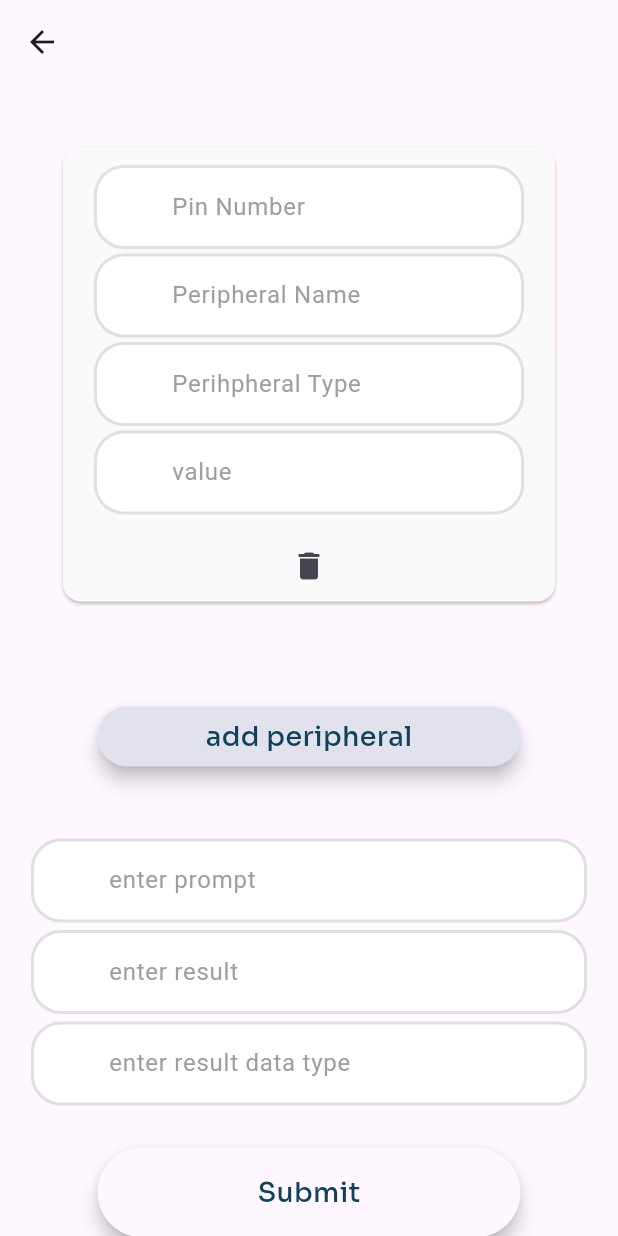
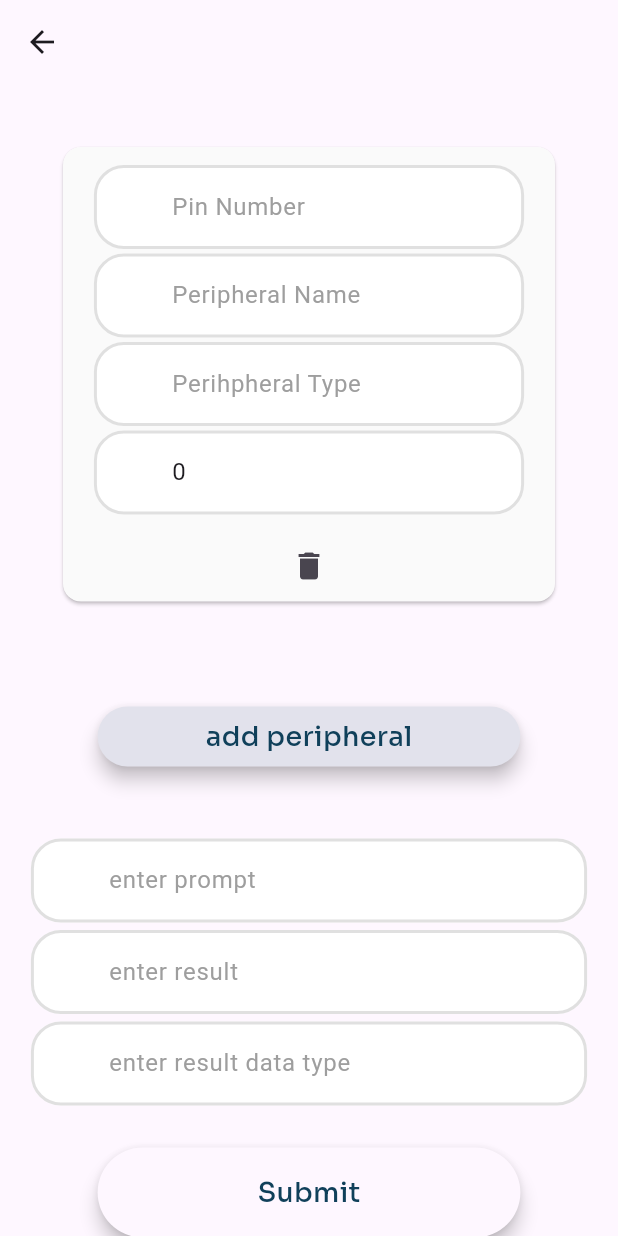
Before and after one commit to ImmortalBoi/ESP-Assistant, a Flutter app: the AddPeripheralPage screen opened directly, after a tap on "add peripheral", on a phone screen of 412 x 824 dp. Run offline on Flutter 3.47's test engine with Material 3 defaults, Android fonts, the phone set to English and light mode, and no system bars; our stand-ins replace get, google_fonts, permission_handler, shared_preferences, typed_data; missing offline and left inert: flutter_sound, mqtt_client, wifi_iot; accounts and stored records are empty.

Commit message:
Fixed Sizedbox

```diff
--- a/flutter_app/lib/pages/login_page.dart
+++ b/flutter_app/lib/pages/login_page.dart
@@ -70,19 +70,17 @@ class _LoginPageState extends State<LoginPage> {
               const SizedBox(
                 height: 50,
               ),
-              CustomTextField(
+              const CustomTextField(
                 obscureText: false,
                 hintText: 'enter your name or email',
                 icon: Icons.person,
-                controller: emailController,
               ),
               const SizedBox(
                 height: 25,
               ),
-              CustomTextField(
+              const CustomTextField(
                 hintText: 'enter your password',
                 icon: Icons.lock,
-                controller: passwordController,
                 obscureText: true,
               ),
               const SizedBox(
--- a/flutter_app/lib/pages/peripherals_prompt_side_pages/add_command.dart
+++ b/flutter_app/lib/pages/peripherals_prompt_side_pages/add_command.dart
@@ -1,10 +1,8 @@
 import 'dart:convert';
 
 import 'package:flutter/material.dart';
-import 'package:flutter_app/pages/peripherals_prompt_side_pages/basic_commands.dart';
 import 'package:flutter_app/providers/peripheral_controller.dart';
 import 'package:flutter_app/controllers/mqtt_controller.dart';
-import 'package:flutter_app/providers/user_provider.dart';
 import 'package:provider/provider.dart';
 
 class AddCommandButton extends StatelessWidget {
@@ -90,6 +88,7 @@ class _AddCommandDialogState extends State<AddCommandDialog> {
                     value: selectedPeripherals.containsKey(peripheral.name),
                     onChanged: (value) {
                       setState(() {
+                        // print(selectedPeripherals.keys);
                         if (value!) {
                           // Initialize with an empty list or the current value
                           selectedPeripherals[peripheral.name!] =
--- a/flutter_app/lib/pages/peripherals_prompt_side_pages/add_peripheral_with_prompt.dart
+++ b/flutter_app/lib/pages/peripherals_prompt_side_pages/add_peripheral_with_prompt.dart
@@ -15,8 +15,7 @@ class AddPeripheralPage extends StatelessWidget {
   Widget build(BuildContext context) {
     final TextEditingController requestController = TextEditingController();
     final TextEditingController resultController = TextEditingController();
-    final TextEditingController resultDataTypeController =
-        TextEditingController();
+    final TextEditingController resultDataTypeController = TextEditingController();
     final periheralProvider = Provider.of<PeripheralProvider>(context);
     final backendProvider = Provider.of<BackendService>(context);
     return Scaffold(
@@ -30,6 +29,7 @@ class AddPeripheralPage extends StatelessWidget {
               peripheral: peripheral,
               onRemove: () => periheralProvider.removePeripheral(index),
               index: index,
+              peripheralProvider: periheralProvider,
             );
           }),
           Padding(
@@ -47,24 +47,21 @@ class AddPeripheralPage extends StatelessWidget {
           const SizedBox(
             height: 20,
           ),
-          CustomTextField(
-            controller: requestController,
+          const CustomTextField(
             hintText: 'enter prompt',
             obscureText: false,
           ),
           const SizedBox(
             height: 5,
           ),
-          CustomTextField(
-            controller: resultController,
+          const CustomTextField(
             hintText: 'enter result',
             obscureText: false,
           ),
           const SizedBox(
             height: 5,
           ),
-          CustomTextField(
-            controller: resultDataTypeController,
+          const CustomTextField(
             hintText: 'enter result data type',
             obscureText: false,
           ),
--- a/flutter_app/lib/pages/peripherals_prompt_side_pages/list_of_history_prompt_peripheral.dart
+++ b/flutter_app/lib/pages/peripherals_prompt_side_pages/list_of_history_prompt_peripheral.dart
@@ -1,4 +1,3 @@
-import 'dart:convert';
 
 import 'package:flutter/material.dart';
 import 'package:flutter_app/pages/peripherals_prompt_side_pages/add_command.dart';
@@ -29,7 +28,7 @@ class _HistoryPromptPageState extends State<HistoryPromptPage> {
       body: SingleChildScrollView(
         child: Column(
           children: [
-            PeripheralList(),
+            const PeripheralList(),
             const Divider(),
             AddCommandButton(mqttService: mqttService),
           ],
--- a/flutter_app/lib/pages/signup_page.dart
+++ b/flutter_app/lib/pages/signup_page.dart
@@ -69,19 +69,17 @@ class _SignUpState extends State<SignUp> {
               const SizedBox(
                 height: 50,
               ),
-              CustomTextField(
+              const CustomTextField(
                 hintText: 'enter your name or email',
                 icon: Icons.person,
-                controller: emailController,
                 obscureText: false,
               ),
               const SizedBox(
                 height: 25,
               ),
-              CustomTextField(
+              const CustomTextField(
                 hintText: 'enter your password',
                 icon: Icons.lock,
-                controller: passwordController,
                 obscureText: true,
               ),
               const SizedBox(
--- a/flutter_app/lib/providers/peripheral_controller.dart
+++ b/flutter_app/lib/providers/peripheral_controller.dart
@@ -1,7 +1,7 @@
 import 'package:flutter/material.dart';
 import 'package:flutter_app/models/peripheral_model.dart';
 
-class PeripheralProvider with ChangeNotifier {
+class PeripheralProvider extends ChangeNotifier {
   final List<Peripheral> _peripherals = [];
   int activeButton = 0;
 
@@ -23,14 +23,15 @@ class PeripheralProvider with ChangeNotifier {
   }
 
 void updatePeripheralField(int index, String field, dynamic value) {
+  print("updated");
   if (field == 'pin') {
-      _peripherals[index].pin = value;
+    _peripherals[index].pin = int.tryParse(value) ?? _peripherals[index].pin; // Keep old value if parsing fails
   } else if (field == 'name') {
-      _peripherals[index].name = value;
+    _peripherals[index].name = value; // Directly assign string value
   } else if (field == 'type') {
-      _peripherals[index].type = value;
+    _peripherals[index].type = value; // Directly assign string value
   } else if (field == 'value') {
-      _peripherals[index].value = value;
+    _peripherals[index].value = int.tryParse(value) ?? _peripherals[index].value; // Keep old value if parsing fails
   }
   notifyListeners();
 }
--- a/flutter_app/lib/widgets/custom_text_field.dart
+++ b/flutter_app/lib/widgets/custom_text_field.dart
@@ -1,34 +1,42 @@
-import 'package:flutter/cupertino.dart';
 import 'package:flutter/material.dart';
 
 class CustomTextField extends StatefulWidget {
   final String hintText;
   final IconData? icon;
-  final TextEditingController? controller;
-  final bool obscureText; // Rename this to reflect its purpose
+  final bool obscureText;
+  final TextInputType? keyboardType;
+  final Function(dynamic value)? method; // Callback for text changes
+  final String? initialValue;
 
   const CustomTextField({
-    Key? key,
+    super.key,
     required this.hintText,
     this.icon,
-    this.controller,
-    required this.obscureText,
-    TextInputType? keyboardType,
-    Null Function(dynamic value)? method,
-    String? initialValue, // Use this to control obscureText
-  }) : super(key: key);
+    this.obscureText = false, // Default to not obscure
+    this.keyboardType,
+    this.method,
+    this.initialValue,
+  });
 
   @override
   State<CustomTextField> createState() => _CustomTextFieldState();
 }
 
 class _CustomTextFieldState extends State<CustomTextField> {
+  late TextEditingController _textController;
   final FocusNode _focusNode = FocusNode();
   bool _isFocused = false;
 
   @override
   void initState() {
     super.initState();
+    _textController = TextEditingController(text: widget.initialValue);
+
+    // Add listener if method is provided
+    if (widget.method != null) {
+      _textController.addListener(_onTextChanged);
+    }
+
     _focusNode.addListener(() {
       setState(() {
         _isFocused = _focusNode.hasFocus;
@@ -38,8 +46,14 @@ class _CustomTextFieldState extends State<CustomTextField> {
 
   @override
   void dispose() {
+    _textController.dispose();
     _focusNode.dispose();
     super.dispose();
+  }
+
+  void _onTextChanged() {
+    // Call the provided method with the current text value
+    widget.method?.call(_textController.text);
   }
 
   @override
@@ -48,9 +62,10 @@ class _CustomTextFieldState extends State<CustomTextField> {
     return Padding(
       padding: EdgeInsets.symmetric(horizontal: mq.size.width * 0.05),
       child: TextField(
-        obscureText: widget.obscureText, // Use widget.obscureText here
+        obscureText: widget.obscureText,
         focusNode: _focusNode,
-        controller: widget.controller,
+        controller: _textController, // Use the created controller
+        keyboardType: widget.keyboardType,
         decoration: InputDecoration(
           focusedBorder: OutlineInputBorder(
             borderSide: BorderSide(
--- a/flutter_app/lib/widgets/peripheral_widget.dart
+++ b/flutter_app/lib/widgets/peripheral_widget.dart
@@ -2,9 +2,9 @@ import 'package:flutter/material.dart';
 import 'package:flutter_app/models/peripheral_model.dart';
 import 'package:flutter_app/providers/peripheral_controller.dart';
 import 'package:flutter_app/widgets/custom_text_field.dart';
-import 'package:provider/provider.dart';
 
 class PeripheralWidget extends StatelessWidget {
+  final PeripheralProvider peripheralProvider;
   final Peripheral peripheral;
   final VoidCallback onRemove;
   final int index;
@@ -14,6 +14,7 @@ class PeripheralWidget extends StatelessWidget {
     required this.peripheral,
     required this.onRemove,
     required this.index,
+    required this.peripheralProvider
   });
 
   @override
@@ -32,8 +33,8 @@ class PeripheralWidget extends StatelessWidget {
               obscureText: false,
               keyboardType: TextInputType.number,
               method: (value) {
-                Provider.of<PeripheralProvider>(context, listen: false)
-                    .updatePeripheralField(index, 'pin', int.tryParse(value));
+                peripheralProvider
+                    .updatePeripheralField(index, 'pin', value);
               },
             ),
             const SizedBox(
@@ -44,8 +45,8 @@ class PeripheralWidget extends StatelessWidget {
               obscureText: false,
               keyboardType: TextInputType.number,
               method: (value) {
-                Provider.of<PeripheralProvider>(context, listen: false)
-                    .updatePeripheralField(index, 'name', int.tryParse(value));
+                peripheralProvider
+                    .updatePeripheralField(index, 'name', value);
               },
             ),
             const SizedBox(
@@ -56,8 +57,8 @@ class PeripheralWidget extends StatelessWidget {
               obscureText: false,
               keyboardType: TextInputType.number,
               method: (value) {
-                Provider.of<PeripheralProvider>(context, listen: false)
-                    .updatePeripheralField(index, 'type', int.tryParse(value));
+                peripheralProvider
+                    .updatePeripheralField(index, 'type', value);
               },
             ),
             const SizedBox(
@@ -69,8 +70,8 @@ class PeripheralWidget extends StatelessWidget {
               obscureText: false,
               keyboardType: TextInputType.number,
               method: (value) {
-                Provider.of<PeripheralProvider>(context, listen: false)
-                    .updatePeripheralField(index, 'value', int.tryParse(value));
+                peripheralProvider
+                    .updatePeripheralField(index, 'value', value);
               },
             ),
             const SizedBox(
```
Lines whose indentation alone changed are shown as unchanged.
